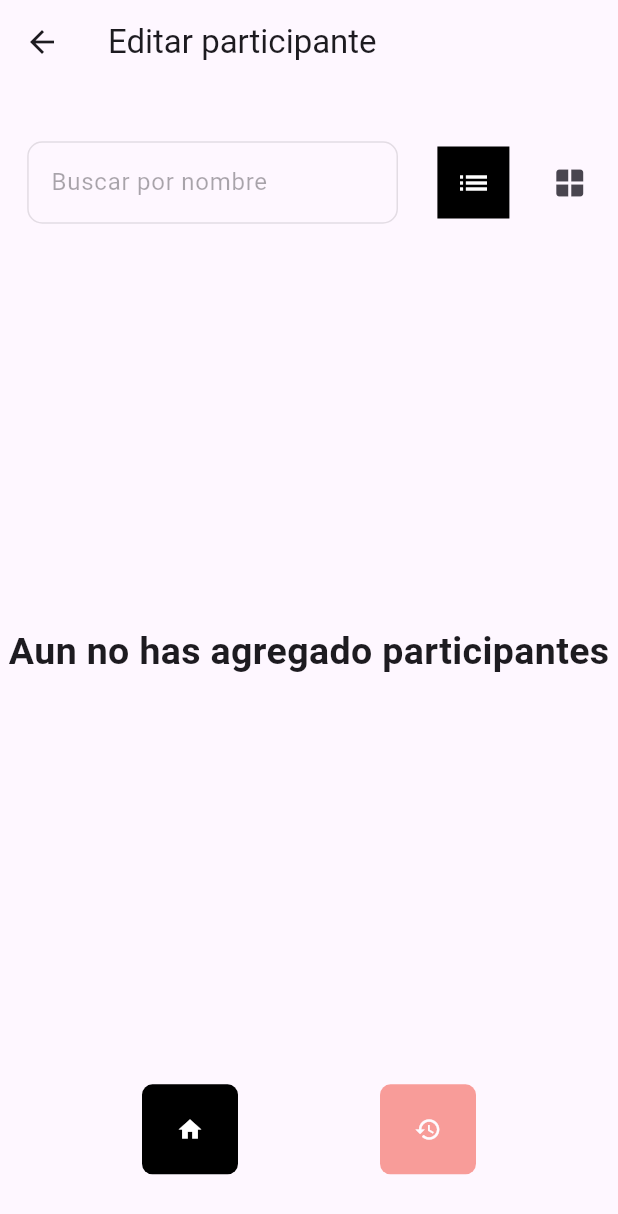
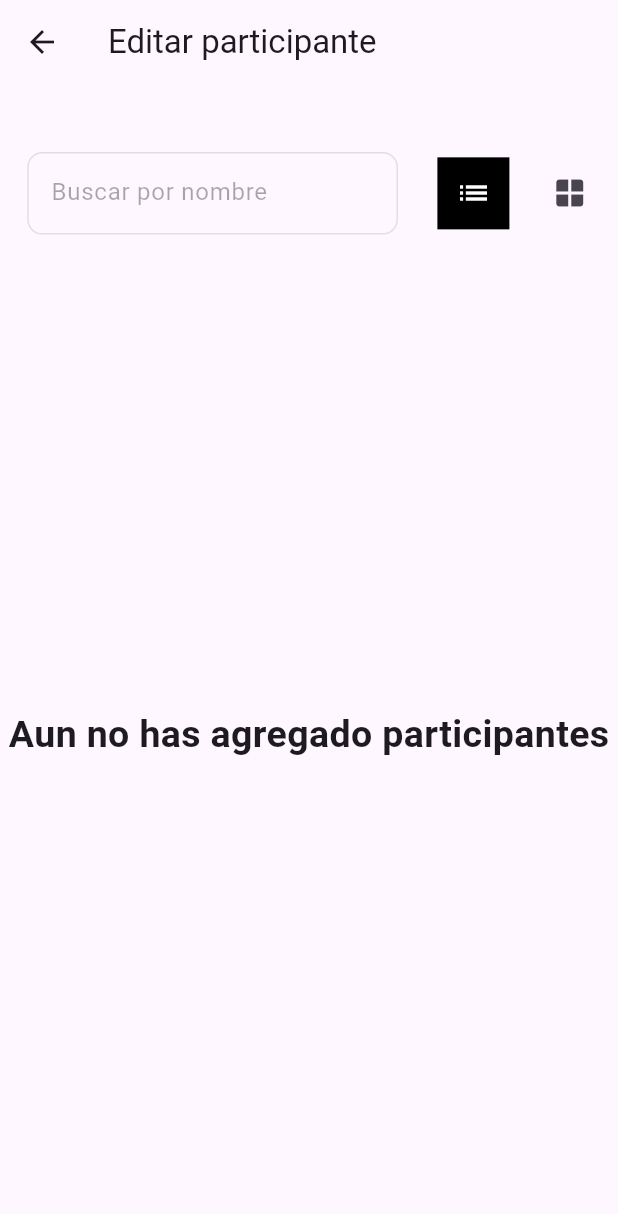
Before and after one commit to cordobash/sorteame_app, a Flutter app: the EditarPage screen opened by its route, on a phone screen of 412 x 824 dp. Shown: the top 1214 px of the screen. Run offline on Flutter 3.47's test engine with Material 3 defaults, Android fonts, the light colour scheme and no system bars; our stand-ins replace animated_theme_switcher, confetti, file_picker, hive, hive_flutter, simple_icons and 1 more; missing offline and left inert: mailto; accounts and stored records are empty.

Commit message:
Ajuste de tamano en el contenedor de carga

```diff
--- a/lib/pages/editar_participante_page.dart
+++ b/lib/pages/editar_participante_page.dart
@@ -43,7 +43,7 @@ class _EditarPageState extends State<EditarPage> {
             _filtrosParticipantes(),
             (_cargando)
                 ? SizedBox(
-                    width: _deviceWidth! * 0.50,
+                    width: _deviceWidth! * 0.60,
                     height: _deviceHeight! * 0.65,
                     child: Center(
                         child: SizedBox(
@@ -54,16 +54,6 @@ class _EditarPageState extends State<EditarPage> {
                         ? _tablaParicipantes()
                         : _modoMosaico()
                     : _mensajeDefecto(),
-            SizedBox(
-              height: _deviceHeight! * 0.08,
-              child: Row(
-                mainAxisAlignment: MainAxisAlignment.spaceEvenly,
-                children: [
-                  _btnRegresarInicio(),
-                  _btnDescartarCambios(),
-                ],
-              ),
-            )
           ],
         ));
   }
@@ -89,7 +79,7 @@ class _EditarPageState extends State<EditarPage> {
 
   Widget _mensajeDefecto() {
     return SizedBox(
-      height: _deviceHeight! * 0.60,
+      height: _deviceHeight! * 0.70,
       width: _deviceWidth!,
       child: Center(
         child: Text('Aun no has agregado participantes',
```
